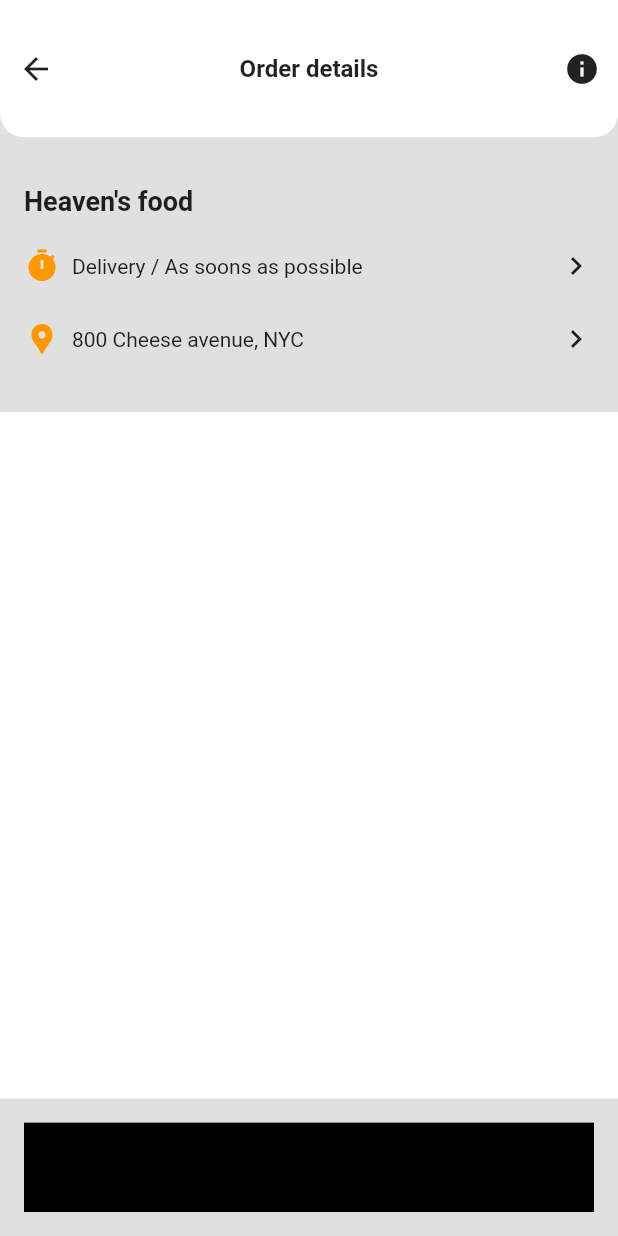
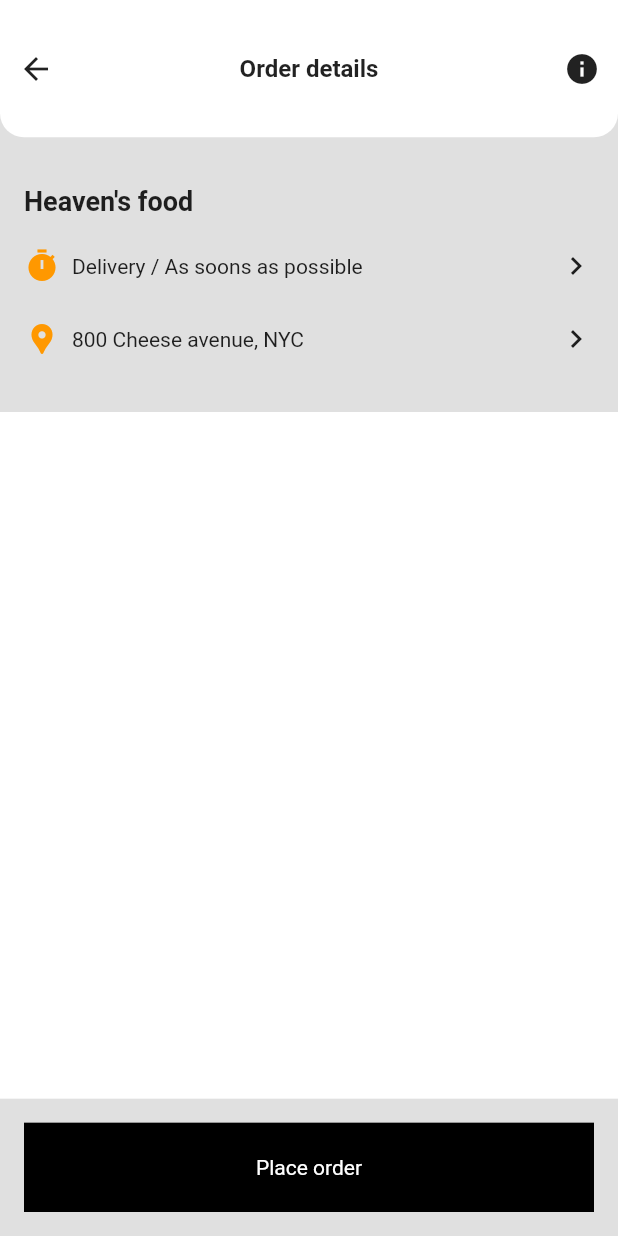
Before and after one commit to JAICHANGPARK/flutter_notebook_11th_story, a Flutter app: the screen it shows after launch, item 2 of the bottom bar chosen, on a phone screen of 412 x 824 dp. Run offline on Flutter 3.47's test engine with Material 2 defaults, Android fonts, the phone set to English and light mode, and no system bars; our stand-ins replace backdrop, badges, flutter_inner_drawer, flutter_slidable, flutter_swiper, google_fonts; network calls fail.

Commit message:
Update food_order_page.dart

```diff
--- a/lib/ep744_food_app/ui/food_order_page.dart
+++ b/lib/ep744_food_app/ui/food_order_page.dart
@@ -87,18 +87,25 @@ class _FoodOrderPageState extends State<FoodOrderPage> {
                     ],
                   ),
                 )),
-            Expanded(flex: 10, child: Container(
-              decoration: BoxDecoration(
-                color: Colors.white
-              ),
+            Expanded(
+                flex: 10,
+                child: Container(
+                  decoration: BoxDecoration(color: Colors.white),
                 )),
-            Expanded(flex: 2, child: Container(
+            Expanded(
+                flex: 2,
+                child: Container(
                   margin: EdgeInsets.symmetric(horizontal: 16, vertical: 16),
                   decoration: BoxDecoration(
                     color: Colors.black,
                   ),
                   child: Center(
-                child: Text("Place order"),
+                    child: Text(
+                      "Place order",
+                      style: TextStyle(
+                        color: Colors.white,
+                      ),
+                    ),
                   ),
                 )),
           ],
```
Lines whose indentation alone changed are shown as unchanged.
